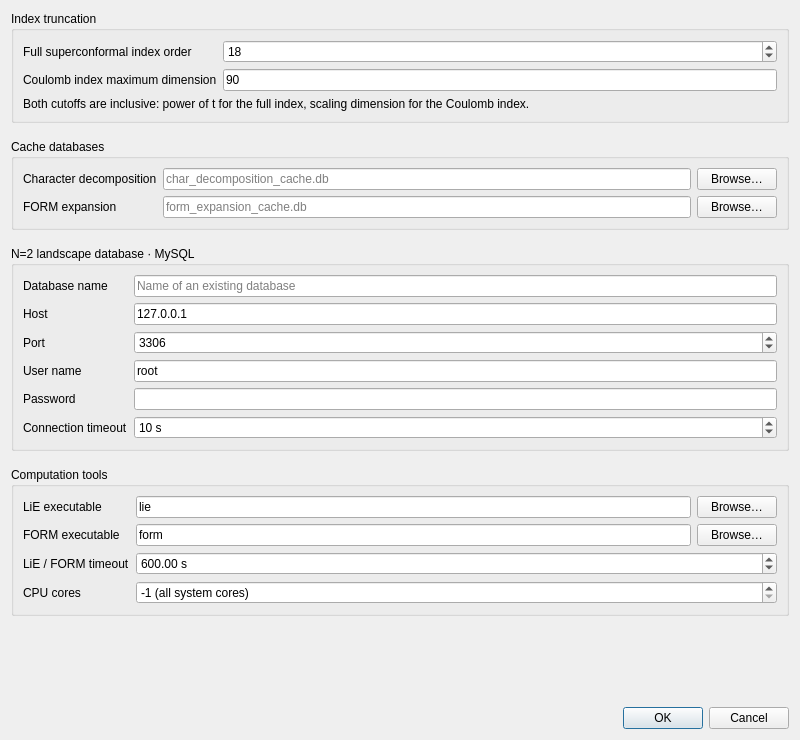
SansyHuman/N2SCFTDB, file gui/settings.ui: the form before one commit.
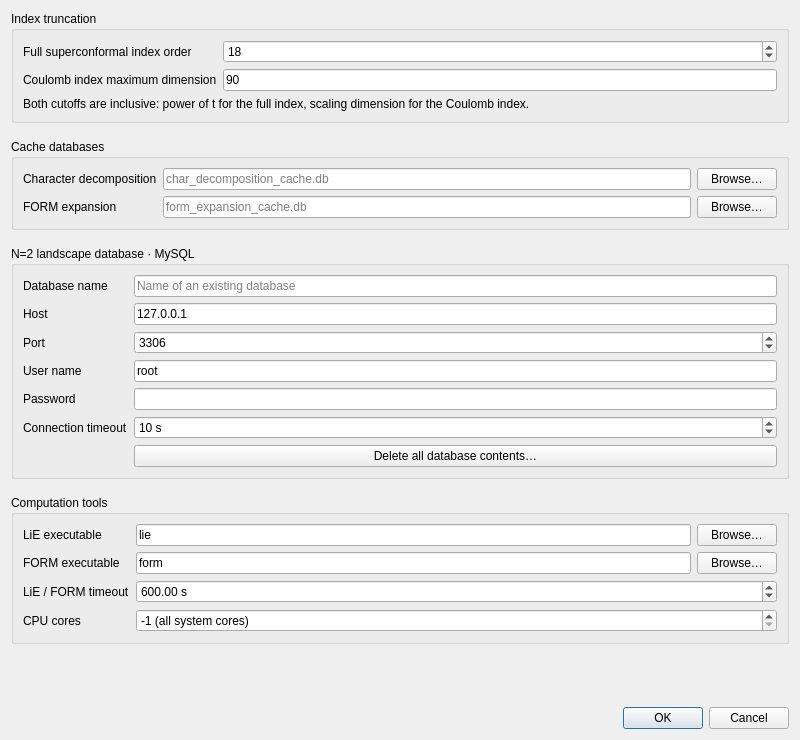
The form after the commit.

Commit message: Added option to clear the database.

The edit to the form file:
```diff
--- a/gui/settings.ui
+++ b/gui/settings.ui
@@ -49,6 +49,7 @@
       <item row="4" column="1"><widget class="QLineEdit" name="passwordEdit"><property name="echoMode"><enum>QLineEdit::Password</enum></property></widget></item>
       <item row="5" column="0"><widget class="QLabel" name="connectTimeoutLabel"><property name="text"><string>Connection timeout</string></property><property name="buddy"><cstring>connectTimeoutSpin</cstring></property></widget></item>
       <item row="5" column="1"><widget class="QSpinBox" name="connectTimeoutSpin"><property name="suffix"><string> s</string></property><property name="minimum"><number>1</number></property><property name="maximum"><number>31536000</number></property><property name="value"><number>10</number></property></widget></item>
+      <item row="6" column="1"><widget class="QPushButton" name="deleteDatabaseContentsButton"><property name="text"><string>Delete all database contents…</string></property><property name="toolTip"><string>Show a warning and require the current account password before deleting theory data from the database shown above.</string></property><property name="autoDefault"><bool>false</bool></property></widget></item>
      </layout>
     </widget>
    </item>
```
Left out of the diff: 1 changed line with no effect on the pictures. The commit also changes 11 other files.
